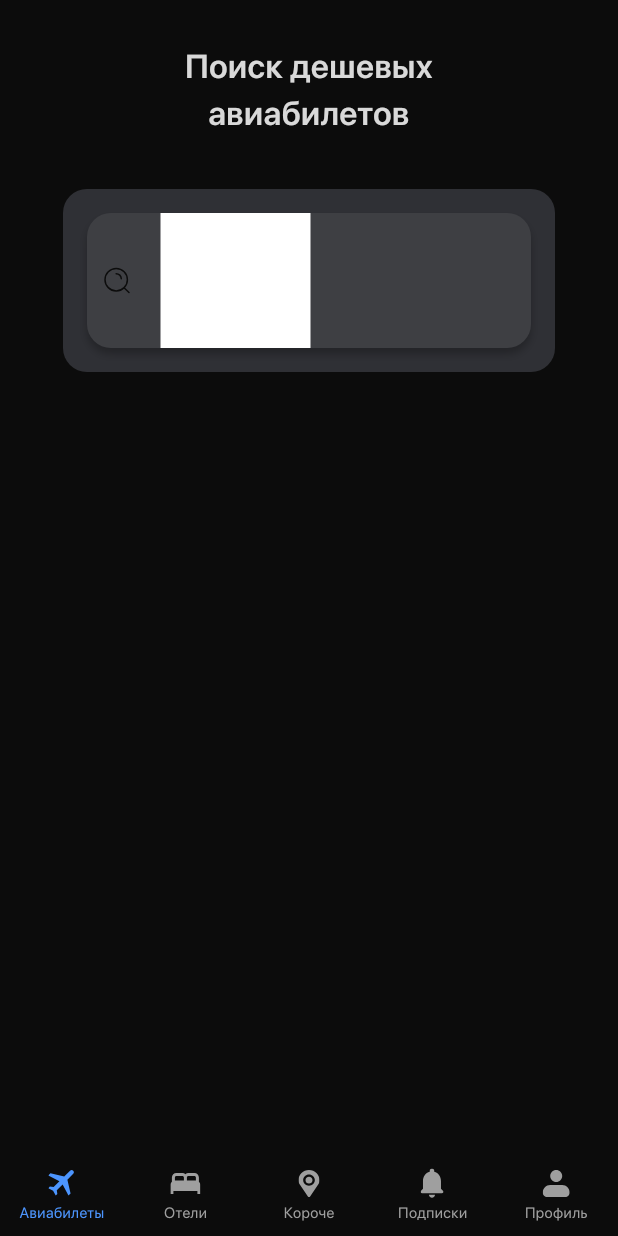
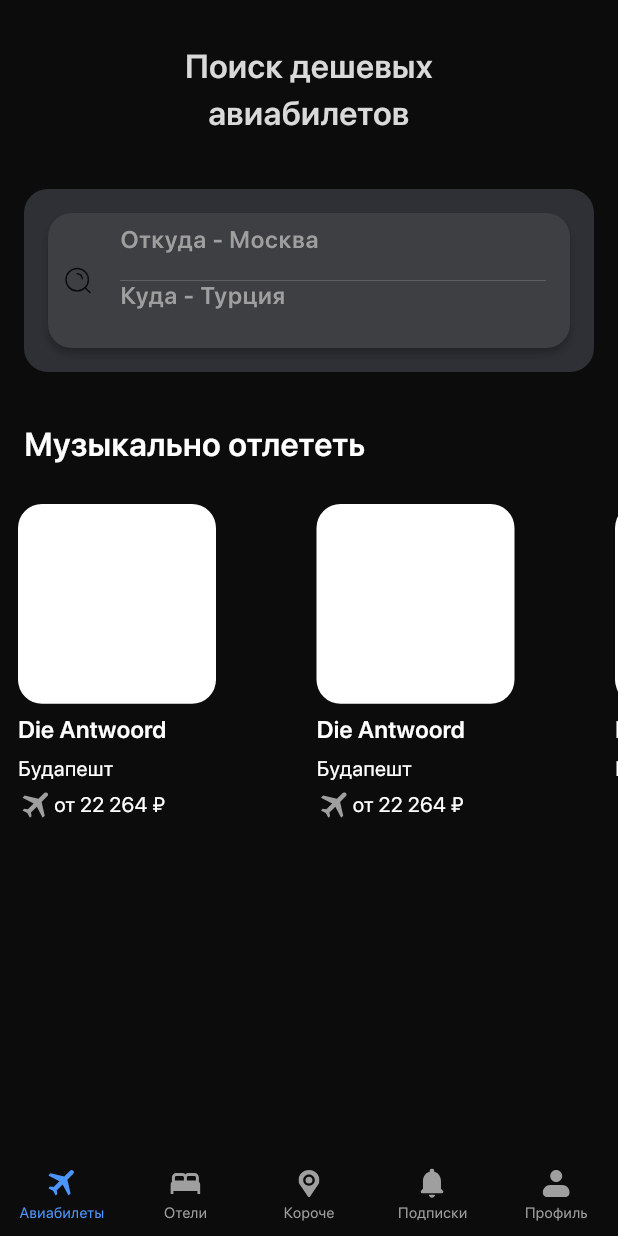
Before and after one commit to kuneleenguss/tickets_app, a Flutter app: the screen it shows after launch, on a phone screen of 412 x 824 dp. Run offline on Flutter 3.47's test engine with Material 3 defaults, Android fonts, the phone set to English and light mode, and no system bars; our stand-ins replace flutter_svg; project files that could hold a hidden picture were left out.

Commit message:
Finished home screen UI, separated widgets

```diff
--- a/lib/common/typography.dart
+++ b/lib/common/typography.dart
@@ -1,5 +1,4 @@
 import 'package:flutter/material.dart';
-import 'package:tickets_app/common/colors.dart';
 
 class AppTypography {
   AppTypography(this.color);
@@ -17,9 +16,24 @@
       fontSize: 20,
       color: color);
 
+  TextStyle get title3 => TextStyle(
+      fontFamily: "SFProDisplay",
+      fontWeight: FontWeight.w600,
+      fontSize: 16,
+      height: 1.2,
+      color: color);
+
+  TextStyle get text2 => TextStyle(
+      fontFamily: "SFProDisplay",
+      fontWeight: FontWeight.w400,
+      fontSize: 14,
+      height: 1.2,
+      color: color);
+
   TextStyle get butonText1 => TextStyle(
       fontFamily: "SFProDisplay",
       fontWeight: FontWeight.w600,
       fontSize: 16,
+      height: 1.3,
       color: color);
 }
--- /dev/null
+++ b/lib/common/widgets/input_field.dart
@@ -0,0 +1,26 @@
+import 'package:flutter/material.dart';
+import 'package:tickets_app/common/colors.dart';
+import 'package:tickets_app/common/typography.dart';
+
+class InputField extends StatelessWidget {
+  const InputField(
+      {super.key, required this.textController, required this.hintText});
+
+  final TextEditingController textController;
+  final String hintText;
+
+  @override
+  Widget build(BuildContext context) {
+    return TextField(
+      controller: textController,
+      cursorWidth: 1.0,
+      cursorColor: BasicColors.white,
+      decoration: InputDecoration(
+          border: InputBorder.none,
+          contentPadding: const EdgeInsets.fromLTRB(0, 11, 0, 11),
+          hintText: hintText,
+          hintStyle: AppTypography(BasicColors.grey6).butonText1),
+      style: AppTypography(BasicColors.white).butonText1,
+    );
+  }
+}
--- a/lib/tickets/presentation/home/home_screen.dart
+++ b/lib/tickets/presentation/home/home_screen.dart
@@ -1,7 +1,6 @@
 import 'package:flutter/material.dart';
-import 'package:flutter_svg/flutter_svg.dart';
 import 'package:tickets_app/common/colors.dart';
-import 'package:tickets_app/common/typography.dart';
+import 'widgets.dart';
 
 class HomeScreen extends StatelessWidget {
   const HomeScreen({super.key});
@@ -10,66 +9,24 @@
   Widget build(BuildContext context) {
     return Scaffold(
       backgroundColor: BasicColors.black,
-      body: Column(
-        textDirection: TextDirection.ltr,
+      body: ListView(
         children: [
-          Padding(
-            padding: const EdgeInsets.only(top: 28),
-            child: Center(
-              child: Text(
-                "Поиск дешевых\nавиабилетов",
-                textAlign: TextAlign.center,
-                style: AppTypography(const Color(0xFFD9D9D9)).title1,
-              ),
-            ),
+          const Padding(
+            padding: EdgeInsets.only(top: 28),
+            child: HomeLabel(),
           ),
           Padding(
-            padding: const EdgeInsets.only(top: 36),
-            child: Center(
-              child: Container(
-                padding: const EdgeInsets.all(16),
-                width: 328,
-                height: 122,
-                decoration: BoxDecoration(
-                    borderRadius: BorderRadius.circular(16),
-                    color: BasicColors.grey3),
-                child: Container(
-                  decoration: BoxDecoration(
-                      borderRadius: BorderRadius.circular(16),
-                      color: BasicColors.grey4,
-                      boxShadow: const [
-                        BoxShadow(
-                            color: Colors.black26,
-                            offset: Offset(0, 4.0),
-                            blurRadius: 4.0)
-                      ]),
-                  child: Row(
-                    children: [
-                      Padding(
-                        padding: const EdgeInsets.only(left: 8.0),
-                        child: Center(
-                            child: SizedBox(
-                                width: 24,
-                                height: 24,
-                                child: SvgPicture.asset(
-                                    "assets/icons/ic_search.svg",
-                                    fit: BoxFit.none,
-                                    color: BasicColors.black))),
-                      ),
-                      Padding(
-                        padding: EdgeInsets.only(left: 17.0),
-                        child: Container(
-                          width: 100,
-                          height: 100,
-                          color: Colors.white,
-                        ),
-                      ),
-                    ],
-                  ),
-                ),
-              ),
+            padding: const EdgeInsets.only(top: 36, left: 16, right: 16),
+            child: HomeInput(),
+          ),
+          const Padding(
+            padding: EdgeInsets.only(top: 32, left: 16),
+            child: HomeOfferListLabel(),
             ),
-          )
+          Padding(
+            padding: EdgeInsets.only(left: 12, top: 25),
+            child: HomeOfferList(),
+            )
         ],
       ),
     );
--- /dev/null
+++ b/lib/tickets/presentation/home/widgets.dart
@@ -0,0 +1,161 @@
+import 'package:flutter/material.dart';
+import 'package:flutter_svg/flutter_svg.dart';
+import 'package:tickets_app/common/colors.dart';
+import 'package:tickets_app/common/typography.dart';
+import 'package:tickets_app/common/widgets/input_field.dart';
+
+class HomeInput extends StatelessWidget {
+  HomeInput({super.key});
+
+  final TextEditingController _textController1 = TextEditingController();
+  final TextEditingController _textController2 = TextEditingController();
+
+  @override
+  Widget build(BuildContext context) {
+    return Container(
+      padding: const EdgeInsets.all(16),
+      height: 122,
+      decoration: BoxDecoration(
+          borderRadius: BorderRadius.circular(16), color: BasicColors.grey3),
+      child: Container(
+        decoration: BoxDecoration(
+            borderRadius: BorderRadius.circular(16),
+            color: BasicColors.grey4,
+            boxShadow: const [
+              BoxShadow(
+                  color: Colors.black26,
+                  offset: Offset(0, 4.0),
+                  blurRadius: 4.0)
+            ]),
+        child: Row(
+          children: [
+            Padding(
+              padding: const EdgeInsets.only(left: 8.0),
+              child: Center(
+                  child: SizedBox(
+                      width: 24,
+                      height: 24,
+                      child: SvgPicture.asset("assets/icons/ic_search.svg",
+                          fit: BoxFit.none, color: BasicColors.black))),
+            ),
+            Expanded(
+              child: Padding(
+                padding: const EdgeInsets.all(16.0),
+                child: Column(
+                  children: [
+                    Expanded(
+                        child: InputField(
+                      textController: _textController1,
+                      hintText: "Откуда - Москва",
+                    )),
+                    const Divider(
+                      color: BasicColors.grey5,
+                      thickness: 0.0,
+                    ),
+                    Expanded(
+                        child: InputField(
+                      textController: _textController2,
+                      hintText: "Куда - Турция",
+                    )),
+                  ],
+                ),
+              ),
+            ),
+          ],
+        ),
+      ),
+    );
+  }
+}
+
+class HomeLabel extends StatelessWidget {
+  const HomeLabel({super.key});
+
+  @override
+  Widget build(BuildContext context) {
+    return Center(
+      child: Text(
+        "Поиск дешевых\nавиабилетов",
+        textAlign: TextAlign.center,
+        style: AppTypography(const Color(0xFFD9D9D9)).title1,
+      ),
+    );
+  }
+}
+
+class HomeOfferListLabel extends StatelessWidget {
+  const HomeOfferListLabel({super.key});
+
+  @override
+  Widget build(BuildContext context) {
+    return Text(
+      "Музыкально отлететь",
+      textAlign: TextAlign.left,
+      style: AppTypography(BasicColors.white).title1,
+    );
+  }
+}
+
+class HomeOfferList extends StatelessWidget {
+  const HomeOfferList({super.key});
+
+  @override
+  Widget build(BuildContext context) {
+    return SizedBox(
+      height: 213.16,
+      child: ListView.separated(
+        separatorBuilder: (context, index) {
+          return const Padding(padding: EdgeInsets.only(left: 67));
+        },
+        scrollDirection: Axis.horizontal,
+        itemCount: 3,
+        itemBuilder: (context, index) {
+          return _HomeOfferListCard();
+        },
+      ),
+    );
+  }
+}
+
+class _HomeOfferListCard extends StatelessWidget {
+  const _HomeOfferListCard({super.key});
+
+  @override
+  Widget build(BuildContext context) {
+    return Column(
+      crossAxisAlignment: CrossAxisAlignment.start,
+      children: [
+        Container(
+          width: 132,
+          height: 133.16,
+          decoration: BoxDecoration(
+              borderRadius: BorderRadius.circular(16),
+              color: BasicColors.white),
+        ),
+        Padding(
+          padding: const EdgeInsets.only(top: 8.0),
+          child: Text("Die Antwoord",
+              style: AppTypography(BasicColors.white).title3),
+        ),
+        Padding(
+          padding: const EdgeInsets.only(top: 8.0),
+          child:
+              Text("Будапешт", style: AppTypography(BasicColors.white).text2),
+        ),
+        Padding(
+          padding: const EdgeInsets.only(top: 4.0),
+          child: Row(
+            children: [
+              SizedBox(
+                  width: 24,
+                  height: 24,
+                  child: SvgPicture.asset("assets/icons/ic_plane.svg",
+                      fit: BoxFit.none, color: BasicColors.grey6)),
+              Text("от 22 264 \u20bd", style: AppTypography(BasicColors.white).text2),
+            ],
+          ),
+        )
+      ],
+    );
+  }
+}
```
Also changed, not shown: 1 other file.
